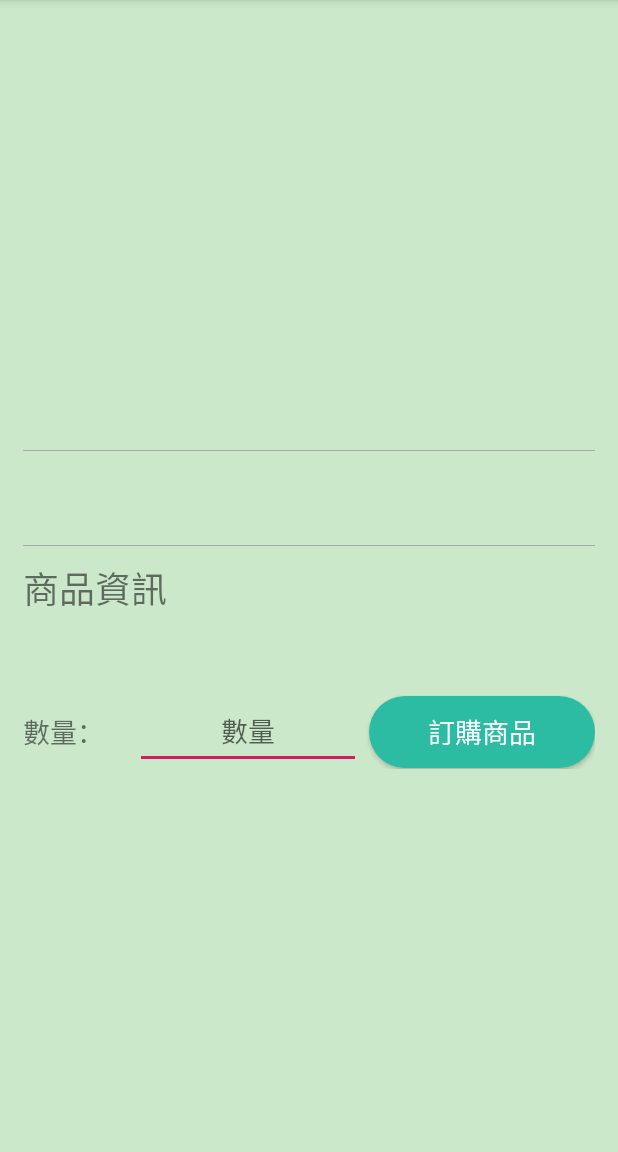
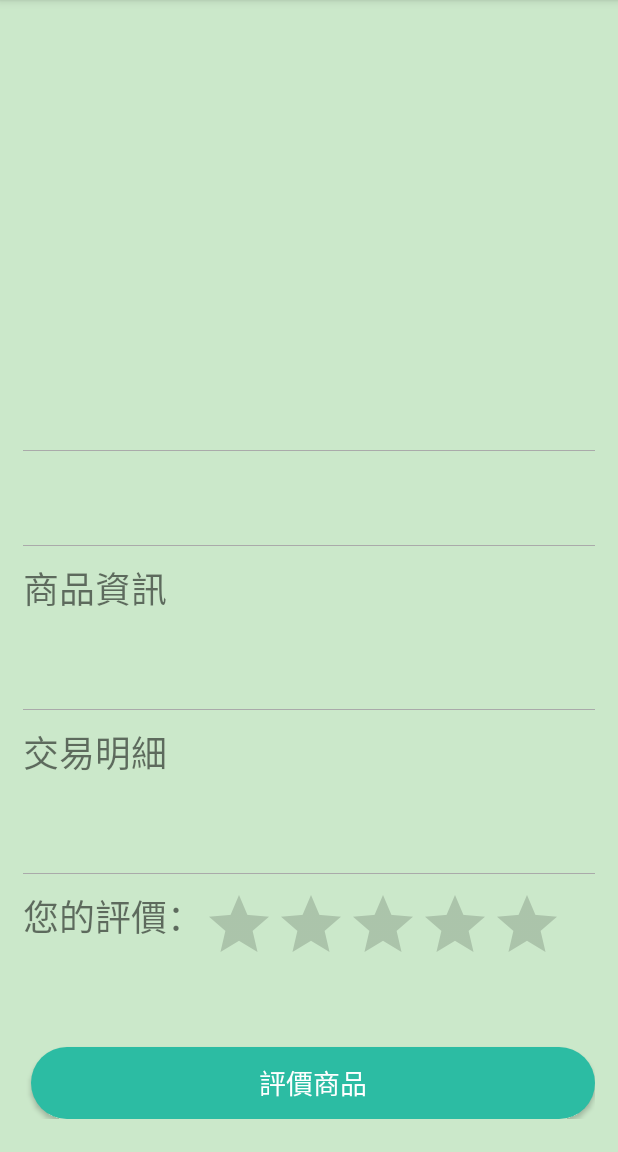
Before and after one commit to ericbig66/Hapyy-Coin-Client-Remaster, an Android app: the eval_product screen opened directly, with no data from a screen before it, on a phone screen of 412 x 824 dp, the part 84-1236 px from its top. Run offline under Robolectric (Android 15) with nearby library versions, the light colour scheme and no system bars.

Commit message:
評分功能建置中 建立評分詳細頁面

```diff
--- a/app/src/main/res/layout/layout_eval_product.xml
+++ b/app/src/main/res/layout/layout_eval_product.xml
@@ -54,11 +54,6 @@
                 android:background="@android:color/darker_gray"
                 android:paddingTop="10dp" />
 
-            <LinearLayout
-                android:layout_width="match_parent"
-                android:layout_height="wrap_content"
-                android:orientation="vertical">
-
             <TextView
                 android:id="@+id/text1"
                 android:layout_width="match_parent"
@@ -77,26 +72,69 @@
                 android:layout_weight="0"
                 android:textSize="24sp" />
 
+            <View
+                android:id="@+id/view5"
+                android:layout_width="match_parent"
+                android:layout_height="1px"
+                android:layout_marginTop="10dp"
+                android:layout_marginBottom="10dp"
+                android:layout_weight="0"
+                android:background="@android:color/darker_gray"
+                android:paddingTop="10dp" />
 
-            </LinearLayout>
+            <TextView
+                android:id="@+id/text3"
+                android:layout_width="match_parent"
+                android:layout_height="wrap_content"
+                android:layout_marginBottom="10dp"
+                android:layout_weight="0"
+                android:text="交易明細"
+                android:textAlignment="viewStart"
+                android:textSize="24sp" />
+
+            <TextView
+                android:id="@+id/txtVdrName2"
+                android:layout_width="match_parent"
+                android:layout_height="wrap_content"
+                android:layout_marginBottom="10dp"
+                android:layout_weight="0"
+                android:textSize="24sp" />
+
+            <View
+                android:id="@+id/view4"
+                android:layout_width="match_parent"
+                android:layout_height="1px"
+                android:layout_marginTop="10dp"
+                android:layout_marginBottom="10dp"
+                android:layout_weight="0"
+                android:background="@android:color/darker_gray"
+                android:paddingTop="10dp" />
 
             <LinearLayout
                 android:layout_width="match_parent"
-                android:layout_height="wrap_content"
-                android:layout_gravity="bottom"
-                android:layout_weight="1"
-                android:gravity="bottom"
-                android:minHeight="50dp"
-                android:orientation="horizontal">
+                android:layout_height="match_parent"
+                android:layout_gravity="left|center_vertical"
+                android:layout_weight="0">
 
                 <TextView
                     android:id="@+id/textView4"
-                    android:layout_width="0dp"
+                    android:layout_width="wrap_content"
                     android:layout_height="wrap_content"
-                    android:layout_weight="0.2"
                     android:minWidth="40sp"
-                    android:text="數量："
-                    android:textSize="18sp" />
+                    android:text="您的評價："
+                    android:textSize="24sp" />
+
+                <RatingBar
+                    android:id="@+id/ratingBar"
+                    style="@style/Widget.AppCompat.RatingBar"
+                    android:layout_width="wrap_content"
+                    android:layout_height="wrap_content"
+                    android:accessibilityLiveRegion="polite"
+                    android:indeterminate="false"
+                    android:max="5"
+                    android:numStars="5"
+                    android:rating="0" />
+            </LinearLayout>
 
             <EditText
                 android:id="@+id/Qt"
@@ -110,16 +148,15 @@
 
             <Button
                 android:id="@+id/btnBuy"
-                    android:textSize="18sp"
-                    android:layout_width="0dp"
+                android:layout_width="match_parent"
                 android:layout_height="wrap_content"
                 android:layout_marginLeft="5dp"
-                    android:layout_weight="0.4"
+                android:layout_weight="1"
+                android:background="@drawable/rounded_button_green"
                 android:minWidth="50dp"
-                    android:text="訂購商品"
+                android:text="評價商品"
                 android:textColor="#FFFFFF"
-                    android:background="@drawable/rounded_button_green"/>
-            </LinearLayout>
+                android:textSize="18sp" />
 
         </LinearLayout>
     </ScrollView>
```
Lines whose indentation alone changed are shown as unchanged.
